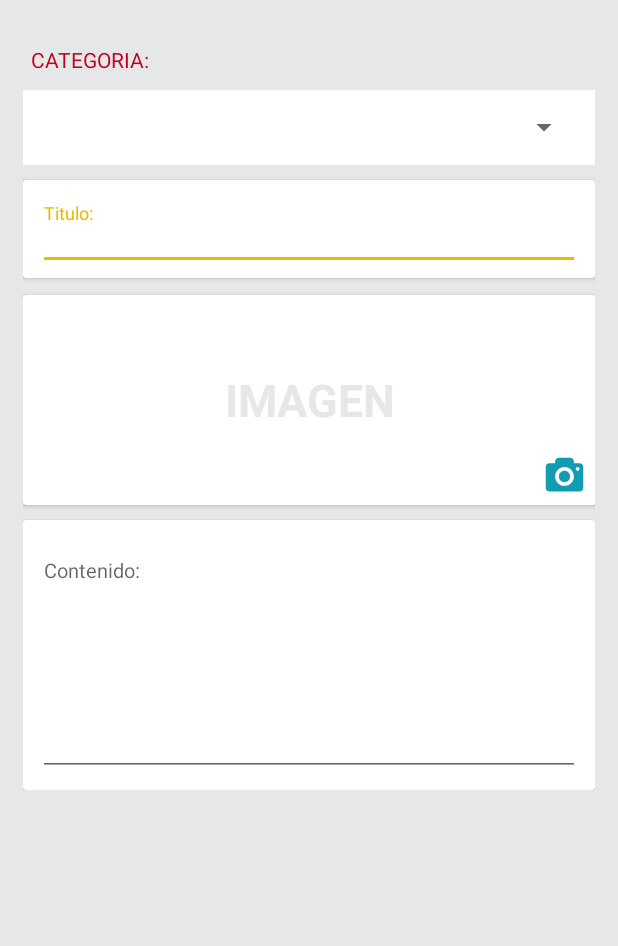
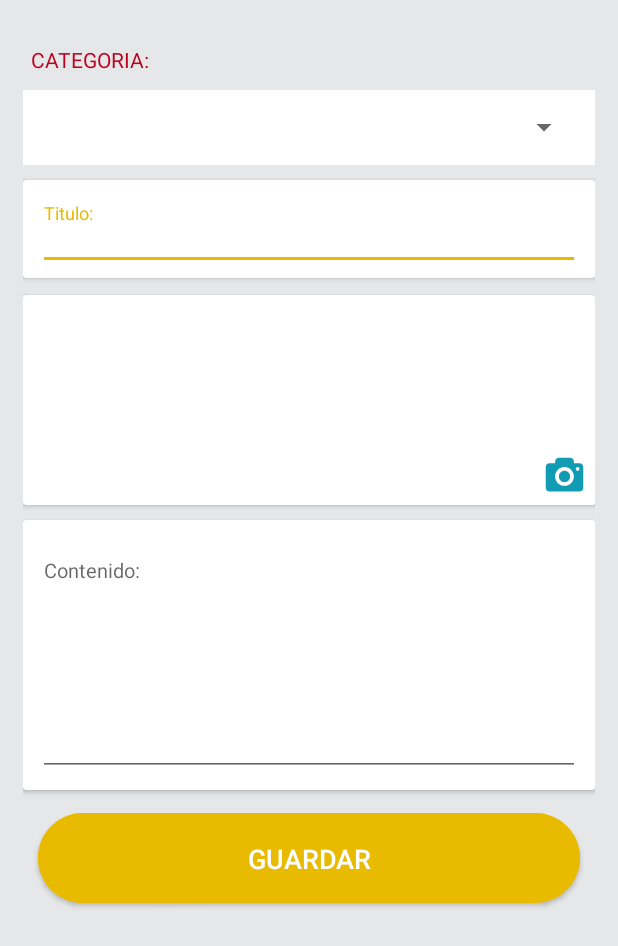
Before and after one commit to AdalbertoContreras/proyectoadministrador, an Android app: the ModificarNoticiaActivity screen opened directly, with no data from a screen before it, on a phone screen of 412 x 824 dp. Shown: the top 946 px of the screen. Run offline under Robolectric (Android 15) with nearby library versions, the phone set to English and light mode, and no system bars; our stand-ins replace Picasso, Volley; libraries missing offline, so code that uses them is left out: sun.rmi.runtime; network calls fail; pictures from the network do not load; 6 statements that could not run were skipped.

```diff
--- a/app/src/main/java/com/example/serviamigoadmin/Activity/ModificarNoticiaActivity.java
+++ b/app/src/main/java/com/example/serviamigoadmin/Activity/ModificarNoticiaActivity.java
@@ -68,7 +68,7 @@ public class ModificarNoticiaActivity extends AppCompatActivity {
         categoriaSpinner = findViewById(R.id.categoriaspinnerRegistrar_noticia);
         tituloEditText = findViewById(R.id.tituloEditTextRegistrarNoticia);
         cargarImagenButton = findViewById(R.id.cargarimagenButtonRegistrarNoticia);
-        registrarNoticiaButton = findViewById(R.id.registrar_noticiaButtonRegistrarNoticia);
+        registrarNoticiaButton = findViewById(R.id.modificar_noticiaButtonRegistrarNoticia);
         foto_gallery = findViewById(R.id.imagenImageViewRegistrarImagen);
         iniciareventos();
         cargarDatosNoticia();
--- a/app/src/main/java/com/example/serviamigoadmin/Fragment/ListaNoticiasFragment.java
+++ b/app/src/main/java/com/example/serviamigoadmin/Fragment/ListaNoticiasFragment.java
@@ -227,7 +227,7 @@ public class ListaNoticiasFragment extends Fragment {
         {
             categoria_array = pasar_categorias_a_string(categoria_noticiaArrayList);
         }
-        ArrayAdapter arrayAdapter = new ArrayAdapter<String>(this.getContext(),android.R.layout.simple_spinner_item, categoria_array);
+        ArrayAdapter arrayAdapter = new ArrayAdapter<String>(view.getContext(),android.R.layout.simple_spinner_item, categoria_array);
         categoriaSpinner.setAdapter(arrayAdapter);
     }
 
--- a/app/src/main/res/layout/content_modificar_noticia.xml
+++ b/app/src/main/res/layout/content_modificar_noticia.xml
@@ -121,17 +121,6 @@
                         android:layout_height="140dp"
                         android:scaleType="centerCrop"/>
 
-                    <TextView
-                        android:layout_width="match_parent"
-                        android:layout_height="match_parent"
-                        android:text="IMAGEN"
-                        android:textColor="@color/Gris3"
-                        android:textStyle="bold"
-                        android:textSize="30sp"
-                        android:layout_gravity="center"
-                        android:gravity="center"/>
-
-
                     <LinearLayout
                         android:layout_width="wrap_content"
                         android:layout_height="wrap_content"
@@ -184,7 +173,34 @@
 
                 </android.support.v7.widget.CardView>
 
+                <android.support.v7.widget.CardView
+                    android:layout_width="match_parent"
+                    android:layout_height="60dp"
+                    app:cardCornerRadius="30dp"
+                    android:layout_gravity="center"
+                    android:layout_marginTop="15dp"
+                    android:layout_marginBottom="20dp"
+                    android:layout_marginHorizontal="10dp"
+                    >
+                    <LinearLayout
+                        android:layout_width="match_parent"
+                        android:layout_height="match_parent"
+                        android:background="@color/colorAccent"
+                        android:layout_gravity="center"
+                        android:gravity="center"
 
+                        >
+                        <Button
+                            android:id="@+id/modificar_noticiaButtonRegistrarNoticia"
+                            android:layout_width="450dp"
+                            android:layout_height="90dp"
+                            android:text="GUARDAR"
+                            android:textSize="18sp"
+                            android:theme="@style/Button"
+                            android:layout_gravity="center"
+                            android:gravity="center"/>
+                    </LinearLayout>
+                </android.support.v7.widget.CardView>
             </LinearLayout>
         </ScrollView>
     </LinearLayout>
```
